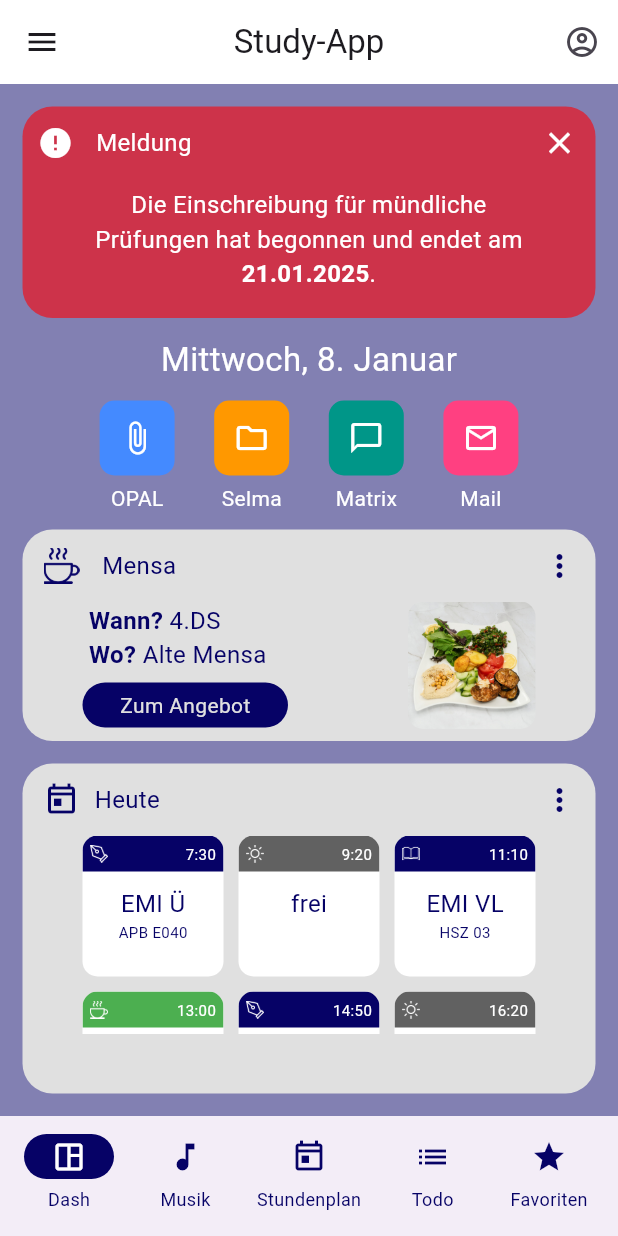
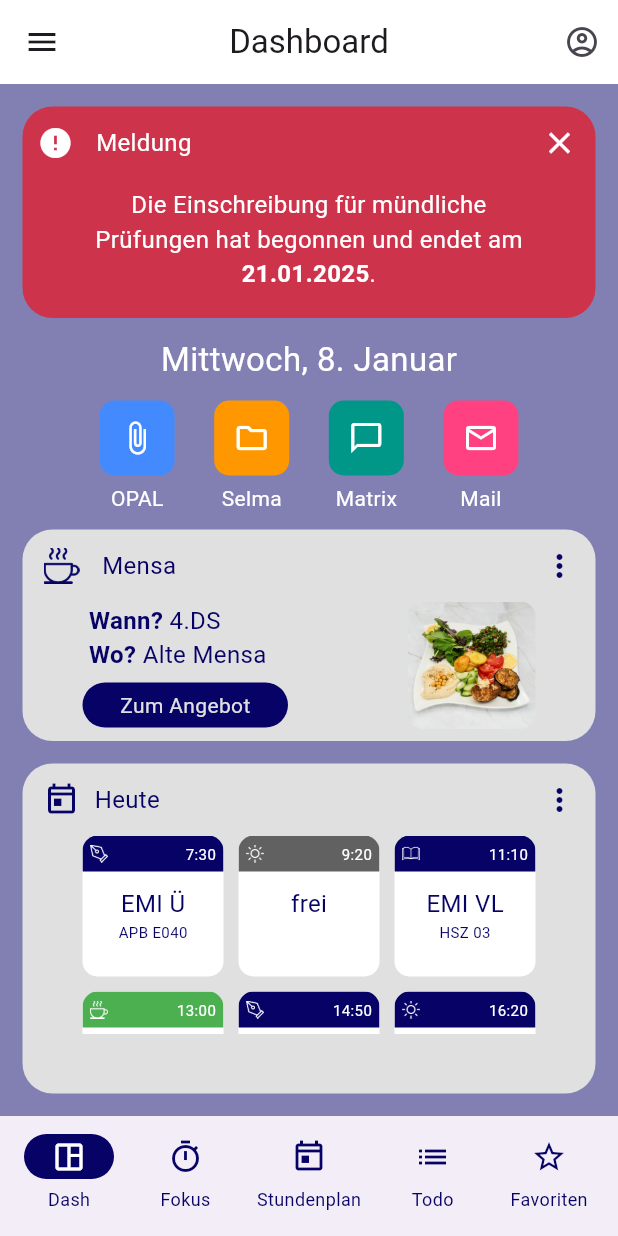
Before and after one commit to leviral/studiApp, a Flutter app: the screen it shows after launch, on a phone screen of 412 x 824 dp. Run offline on Flutter 3.47's test engine with Material 3 defaults, Android fonts, the phone set to English and light mode, and no system bars.

Commit message:
V1.2 changes

```diff
--- a/lib/components/nav_bar_items.dart
+++ b/lib/components/nav_bar_items.dart
@@ -4,12 +4,14 @@ class NavBarItems extends StatelessWidget {
   final dynamic iconOrImage;
   final String description;
   final bool colorSwitch;
+  final Widget pageName;
 
   const NavBarItems(
       {super.key,
       required this.iconOrImage,
       required this.description,
-      required this.colorSwitch});
+      required this.colorSwitch,
+      required this.pageName});
 
   @override
   Widget build(BuildContext context) {
@@ -24,7 +26,8 @@ class NavBarItems extends StatelessWidget {
             child: iconOrImage is IconData
                 ? IconButton(
                     padding: EdgeInsets.zero,
-                    onPressed: () {},
+                    onPressed: () => Navigator.push(context,
+                        MaterialPageRoute(builder: (context) => pageName)),
                     icon: Icon(iconOrImage),
                     iconSize: 24,
                     splashColor: Colors.transparent,
@@ -34,7 +37,8 @@ class NavBarItems extends StatelessWidget {
                         : Color.fromRGBO(6, 2, 102, 1),
                   )
                 : GestureDetector(
-                    onTap: () {},
+                    onTap: () => Navigator.push(context,
+                        MaterialPageRoute(builder: (context) => pageName)),
                     child: Image.asset(
                       iconOrImage,
                       color: colorSwitch
--- a/lib/components/template_calendar.dart
+++ b/lib/components/template_calendar.dart
@@ -5,7 +5,7 @@ class TemplateCalendar extends StatelessWidget {
   final String time;
   final String appointment;
   final String? room;
-  final Color color;
+  final String typeAppointment;
 
   const TemplateCalendar(
       {super.key,
@@ -13,7 +13,21 @@ class TemplateCalendar extends StatelessWidget {
       required this.time,
       required this.appointment,
       this.room,
-      required this.color});
+      required this.typeAppointment});
+
+  Color? colorAppointment() {
+    try {
+      if (typeAppointment == "VL" || typeAppointment == "Ü") {
+        return Color.fromRGBO(6, 2, 102, 1);
+      } else if (typeAppointment == "Mensa") {
+        return Colors.green;
+      } else if (typeAppointment == "frei") {
+        return Colors.grey[700];
+      }
+    } catch (e) {
+      print(e);
+    }
+  }
 
   @override
   Widget build(BuildContext context) {
@@ -25,7 +39,7 @@ class TemplateCalendar extends StatelessWidget {
         child: Column(
           children: [
             Container(
-              decoration: BoxDecoration(color: color),
+              decoration: BoxDecoration(color: colorAppointment()),
               child: Padding(
                 padding:
                     const EdgeInsets.only(top: 5, bottom: 5, left: 5, right: 5),
--- a/lib/util/calendar.dart
+++ b/lib/dashboard_components/calendar.dart
@@ -11,30 +11,12 @@ class Calendar extends StatefulWidget {
 
 class _CalendarState extends State<Calendar> {
   List<dynamic> defaultEntries = [
-    [
-      "assets/icons/fountain-pen.png",
-      "7:30",
-      "EMI Ü",
-      "APB E040",
-      Color.fromRGBO(6, 2, 102, 1)
-    ],
-    ["assets/icons/sun.png", "9:20", "frei", null, Colors.grey[700]],
-    [
-      "assets/icons/book.png",
-      "11:10",
-      "EMI VL",
-      "HSZ 03",
-      Color.fromRGBO(6, 2, 102, 1)
-    ],
-    ["assets/icons/coffee.png", "13:00", "Mensa", null, Colors.green],
-    [
-      "assets/icons/fountain-pen.png",
-      "14:50",
-      "AUD Ü",
-      "APB E001",
-      Color.fromRGBO(6, 2, 102, 1)
-    ],
-    ["assets/icons/sun.png", "16:20", "frei", null, Colors.grey[700]]
+    ["assets/icons/fountain-pen.png", "7:30", "EMI Ü", "APB E040", "Ü"],
+    ["assets/icons/sun.png", "9:20", "frei", null, "frei"],
+    ["assets/icons/book.png", "11:10", "EMI VL", "HSZ 03", "VL"],
+    ["assets/icons/coffee.png", "13:00", "Mensa", null, "Mensa"],
+    ["assets/icons/fountain-pen.png", "14:50", "AUD Ü", "APB E001", "Ü"],
+    ["assets/icons/sun.png", "16:20", "frei", null, "Ü"]
   ];
 
   @override
@@ -87,8 +69,7 @@ class _CalendarState extends State<Calendar> {
                         crossAxisCount: 3,
                         crossAxisSpacing: 10,
                         mainAxisSpacing: 10),
-                    padding:
-                        EdgeInsets.only(left: 40, right: 40),
+                    padding: EdgeInsets.only(left: 40, right: 40),
                     itemCount: defaultEntries.length,
                     itemBuilder: (context, index) {
                       return TemplateCalendar(
@@ -96,7 +77,7 @@ class _CalendarState extends State<Calendar> {
                           time: defaultEntries[index][1],
                           appointment: defaultEntries[index][2],
                           room: defaultEntries[index][3],
-                          color: defaultEntries[index][4]);
+                          typeAppointment: defaultEntries[index][4]);
                     }),
               ),
             )
--- a/lib/util/report.dart
+++ b/lib/dashboard_components/report.dart
@@ -1,7 +1,9 @@
 import 'package:flutter/material.dart';
 
 class Report extends StatelessWidget {
-  const Report({super.key});
+
+  void Function()? onPressed;
+  Report({super.key, required this.onPressed});
 
   @override
   Widget build(BuildContext context) {
@@ -33,7 +35,7 @@ class Report extends StatelessWidget {
                 ),
               ),
               IconButton(
-                onPressed: () {},
+                onPressed: () => onPressed,
                 icon: Icon(Icons.close),
                 color: Colors.white,
               ),
--- a/lib/main.dart
+++ b/lib/main.dart
@@ -13,9 +13,11 @@ class MyApp extends StatelessWidget {
     return MaterialApp(
       debugShowCheckedModeBanner: false,
       theme: ThemeData(
+        scaffoldBackgroundColor: Color.fromRGBO(6, 2, 102, 0.5),
+        useMaterial3: true,
         appBarTheme: AppBarTheme(color: Colors.white),
       ),
-      home: Dashboard(),
+      home: DashboardPage(),
     );
   }
 }
--- a/lib/pages/dashboard.dart
+++ b/lib/pages/dashboard.dart
@@ -1,40 +1,37 @@
 import 'package:flutter/material.dart';
-import '../util/buttons.dart';
-import '../util/cafeteria.dart';
-import '../util/calendar.dart';
+import '../util/app_bar.dart';
+import '../dashboard_components/buttons.dart';
+import '../dashboard_components/cafeteria.dart';
+import '../dashboard_components/calendar.dart';
 import '../util/nav_bar.dart';
-import '../util/report.dart';
+import '../dashboard_components/report.dart';
 
-class Dashboard extends StatefulWidget {
-  const Dashboard({super.key});
+class DashboardPage extends StatefulWidget {
+  const DashboardPage({super.key});
 
   @override
-  State<Dashboard> createState() => _DashboardState();
+  State<DashboardPage> createState() => _DashboardPageState();
 }
 
-class _DashboardState extends State<Dashboard> {
+class _DashboardPageState extends State<DashboardPage> {
+  bool _isVisible = true;
+
+  void closeReport() {
+    setState(() {
+      _isVisible = !_isVisible;
+    });
+  }
+
   @override
   Widget build(BuildContext context) {
     return Scaffold(
-        backgroundColor: Color.fromRGBO(6, 2, 102, 0.5),
-        appBar: AppBar(
-          title: Text("Study-App"),
-          centerTitle: true,
-          elevation: 0,
-          leading: IconButton(
-            onPressed: () {},
-            icon: Icon(Icons.menu_outlined),
-          ),
-          actions: [
-            IconButton(
-                onPressed: () {}, icon: Icon(Icons.account_circle_outlined))
-          ],
-        ),
+        appBar: AppBarBuilder.build(title: "Dashboard"),
         body: Padding(
           padding: const EdgeInsets.only(left: 15, right: 15, top: 15),
           child: Column(
             children: [
-              Expanded(flex: 1, child: Report()),
+              if (_isVisible)
+                Expanded(flex: 1, child: Report(onPressed: closeReport)),
               Expanded(flex: 1, child: Buttons()),
               Expanded(flex: 1, child: Cafeteria()),
               Calendar(),
--- a/lib/util/nav_bar.dart
+++ b/lib/util/nav_bar.dart
@@ -1,13 +1,18 @@
 import 'package:flutter/material.dart';
 import '../components/nav_bar_items.dart';
+import '../pages/dashboard.dart';
+import '../pages/favorites.dart';
+import '../pages/focus.dart';
+import '../pages/time_table.dart';
+import '../pages/todo.dart';
 
 class NavBar extends StatelessWidget {
   List navBarItems = [
     [Icons.space_dashboard_outlined, "Dash"],
-    [Icons.music_note, "Musik"],
+    [Icons.timer_outlined, "Fokus"],
     [Icons.today_outlined, "Stundenplan"],
     [Icons.list, "Todo"],
-    [Icons.star, "Favoriten"]
+    [Icons.star_border_outlined, "Favoriten"]
   ];
   final int indexPage;
 
@@ -24,26 +29,31 @@ class NavBar extends StatelessWidget {
             iconOrImage: navBarItems[0][0],
             description: navBarItems[0][1],
             colorSwitch: indexPage == 0,
+            pageName: DashboardPage(),
           ),
           NavBarItems(
             iconOrImage: navBarItems[1][0],
             description: navBarItems[1][1],
             colorSwitch: indexPage == 1,
+            pageName: FocusPage(),
           ),
           NavBarItems(
             iconOrImage: navBarItems[2][0],
             description: navBarItems[2][1],
             colorSwitch: indexPage == 2,
+            pageName: TimeTablePage(),
           ),
           NavBarItems(
             iconOrImage: navBarItems[3][0],
             description: navBarItems[3][1],
             colorSwitch: indexPage == 3,
+            pageName: ToDoPage(),
           ),
           NavBarItems(
             iconOrImage: navBarItems[4][0],
             description: navBarItems[4][1],
             colorSwitch: indexPage == 4,
+            pageName: FavoritesPage(),
           ),
         ],
       ),
```
Also changed, not shown: lib/pages/favorites.dart (added, +21 -0 lines), lib/pages/focus.dart (added, +28 -0 lines), lib/pages/time_table.dart (added, +90 -0 lines), lib/pages/todo.dart (added, +21 -0 lines), lib/util/app_bar.dart (added, +18 -0 lines), lib/dashboard_components/buttons.dart (renamed from lib/util/buttons.dart), lib/dashboard_components/cafeteria.dart (renamed from lib/util/cafeteria.dart).
